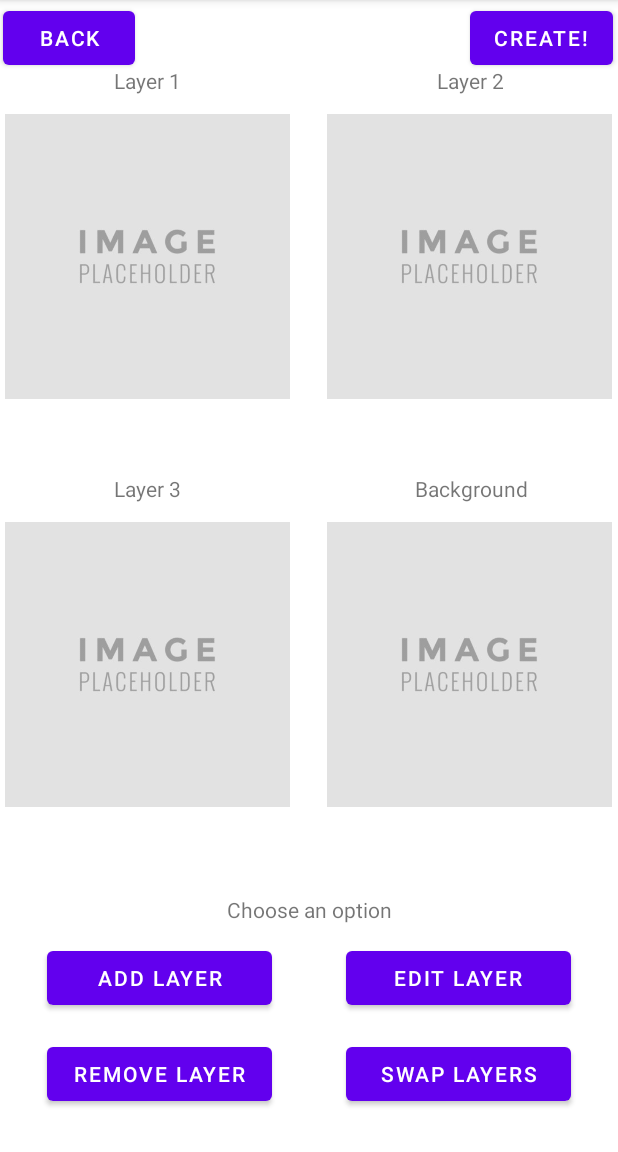
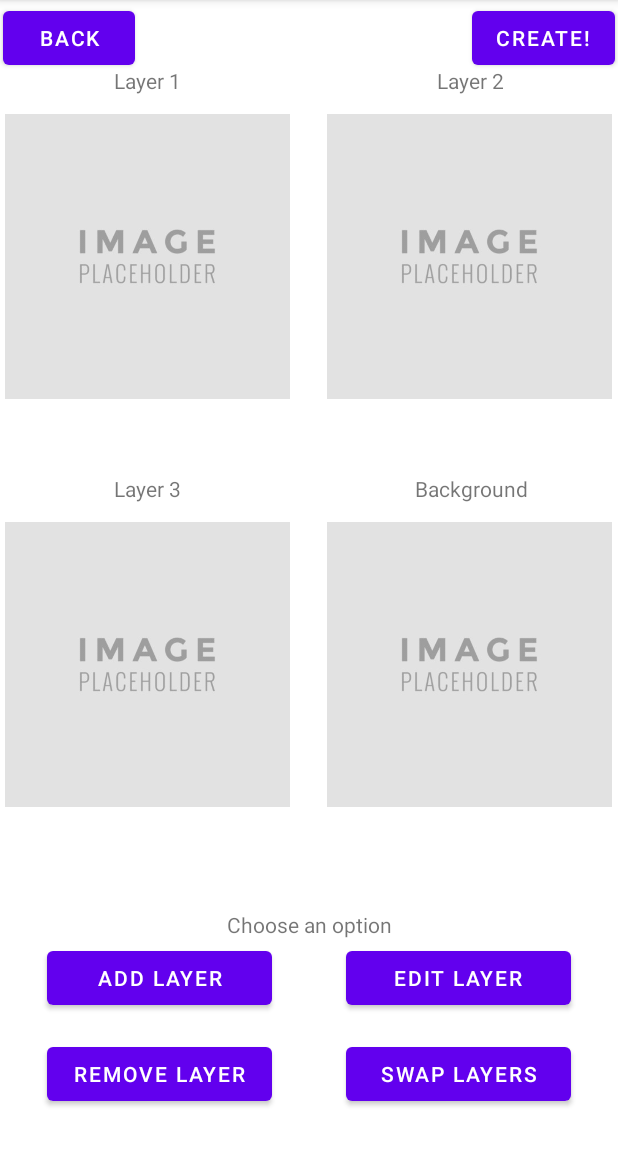
Before and after one commit to Tristonev/PhotoshopWizards, an Android app: the LayersActivity screen opened directly, with no data from a screen before it, on a phone screen of 412 x 824 dp, the part 84-1236 px from its top. Run offline under Robolectric (Android 15) with nearby library versions, the phone set to English and light mode, and no system bars.

Commit message:
moving out of place views

```diff
--- a/app/src/main/res/layout/activity_layers.xml
+++ b/app/src/main/res/layout/activity_layers.xml
@@ -146,10 +146,10 @@
         android:id="@+id/LayersCreate"
         android:layout_width="wrap_content"
         android:layout_height="wrap_content"
-        android:layout_marginStart="313dp"
         android:layout_marginTop="1dp"
+        android:layout_marginEnd="2dp"
         android:text="Create!"
-        app:layout_constraintStart_toStartOf="parent"
+        app:layout_constraintEnd_toEndOf="parent"
         app:layout_constraintTop_toTopOf="parent" />
 
     <TextView
@@ -158,7 +158,7 @@
         android:layout_height="wrap_content"
         android:layout_marginStart="205dp"
         android:layout_marginEnd="205dp"
-        android:layout_marginBottom="152dp"
+        android:layout_marginBottom="142dp"
         android:text="@string/optionString"
         app:layout_constraintBottom_toBottomOf="parent"
         app:layout_constraintEnd_toEndOf="parent"
```
